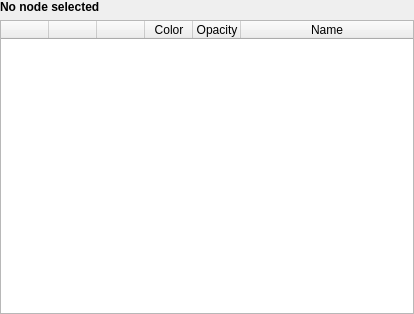
Qt form VisualSegmentation/Resources/UI/qVisualSegmentsTableView.ui (bxdcpp/VisualSegmentation) before a commit.
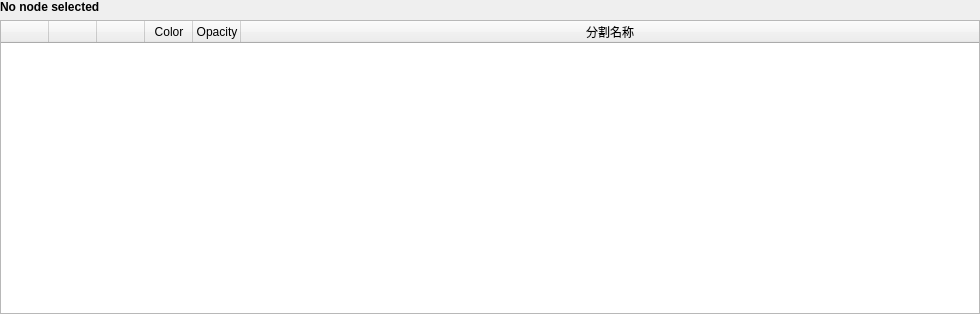
The same form after that commit.

Commit message: 修改Table Name = 分割名称

What changed in the file:
```diff
--- a/VisualSegmentation/Resources/UI/qVisualSegmentsTableView.ui
+++ b/VisualSegmentation/Resources/UI/qVisualSegmentsTableView.ui
@@ -6,7 +6,7 @@
    <rect>
     <x>0</x>
     <y>0</y>
-    <width>414</width>
+    <width>980</width>
     <height>314</height>
    </rect>
   </property>
@@ -140,7 +140,7 @@
      </column>
      <column>
       <property name="text">
-       <string>Name</string>
+       <string>分割名称</string>
       </property>
       <property name="toolTip">
        <string>Segment name</string>
```
The commit also changes 2 other files.
